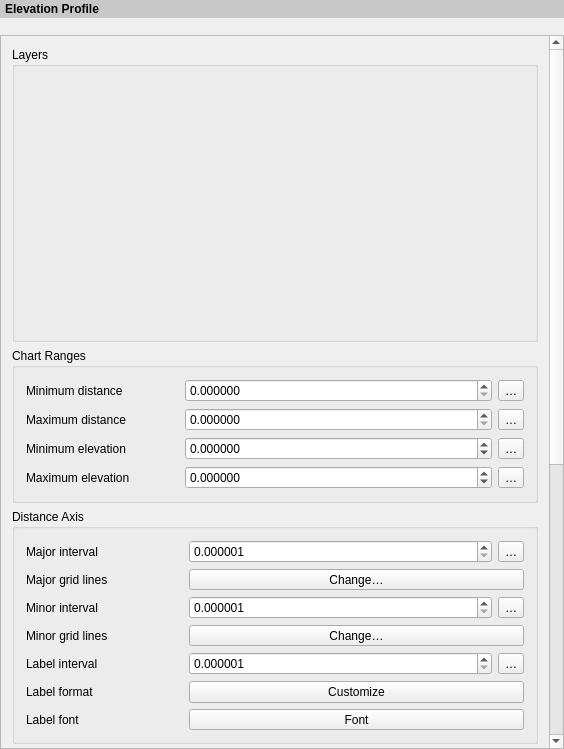
First picture: the form in src/ui/layout/qgslayoutelevationprofilewidgetbase.ui, repository qgis/QGIS, before the edit.
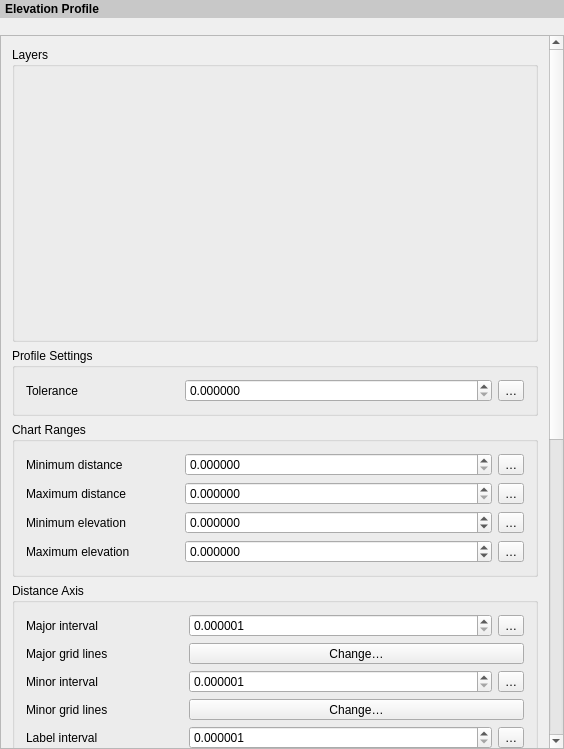
Second picture: the form after the edit. Custom widgets are drawn as their Qt base class.

Commit message: Add widget for setting profile tolerance

The edit to the form file:
```diff
--- a/src/ui/layout/qgslayoutelevationprofilewidgetbase.ui
+++ b/src/ui/layout/qgslayoutelevationprofilewidgetbase.ui
@@ -78,7 +78,7 @@
         <x>0</x>
         <y>0</y>
         <width>548</width>
-        <height>1267</height>
+        <height>1345</height>
        </rect>
       </property>
       <property name="sizePolicy">
@@ -107,6 +107,39 @@
          </layout>
         </widget>
        </item>
+       <item>
+        <widget class="QgsCollapsibleGroupBoxBasic" name="groupChartRanges_2">
+         <property name="title">
+          <string>Profile Settings</string>
+         </property>
+         <layout class="QGridLayout" name="gridLayout_5" columnstretch="1,2,0">
+          <item row="0" column="1">
+           <widget class="QgsDoubleSpinBox" name="mSpinTolerance">
+            <property name="decimals">
+             <number>6</number>
+            </property>
+            <property name="maximum">
+             <double>999999999.000000000000000</double>
+            </property>
+           </widget>
+          </item>
+          <item row="0" column="2">
+           <widget class="QgsPropertyOverrideButton" name="mDDBtnTolerance">
+            <property name="text">
+             <string>…</string>
+            </property>
+           </widget>
+          </item>
+          <item row="0" column="0">
+           <widget class="QLabel" name="label_27">
+            <property name="text">
+             <string>Tolerance</string>
+            </property>
+           </widget>
+          </item>
+         </layout>
+        </widget>
+       </item>
        <item>
         <widget class="QgsCollapsibleGroupBoxBasic" name="groupChartRanges">
          <property name="title">
```
The commit also changes 6 other files.
